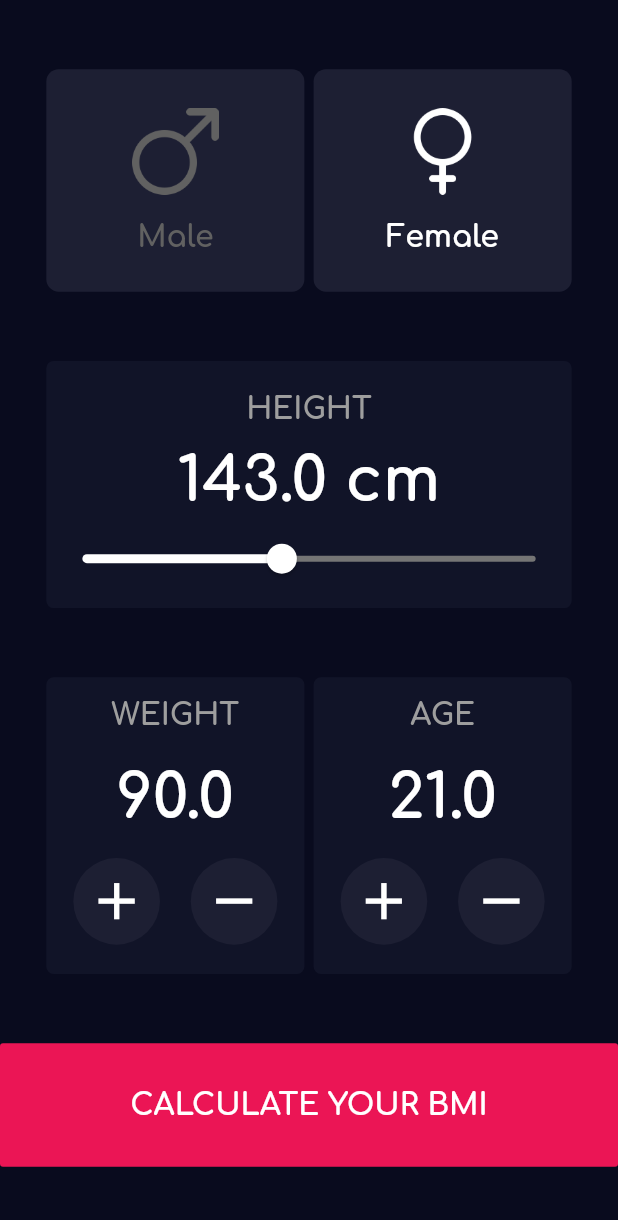
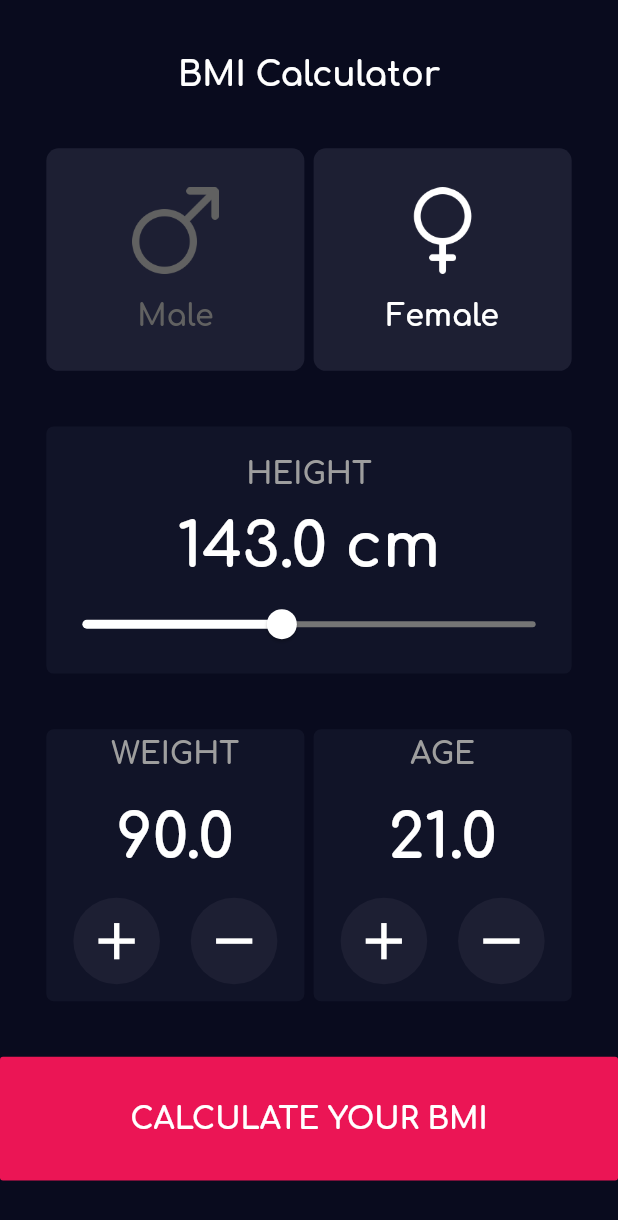
Before and after one commit to AbdallahNassar/BMI-Calculator, a Flutter app: the screen it shows after launch, after a tap on "RE-CALCULATE YOUR BMI", on a phone screen of 412 x 824 dp. Shown: the top 1220 px of the screen. Run offline on Flutter 3.47's test engine with Material 2 defaults, Android fonts, the light colour scheme and no system bars; our stand-ins replace google_fonts.

Commit message:
finiaized layout

```diff
--- a/bmi_calculator/lib/main.dart
+++ b/bmi_calculator/lib/main.dart
@@ -14,12 +14,12 @@ class BMICalculator extends StatelessWidget {
   Widget build(BuildContext context) {
     return MaterialApp(
       debugShowCheckedModeBanner: false,
-      theme: ThemeData(
+      theme: ThemeData.dark().copyWith(
           primaryColor: Color(0xFF090b1e),
           cardColor: Color(0xff111428),
           accentColor: Color(0xffeb1555),
           canvasColor: Color(0xFF1d1f33),
-          primarySwatch: Colors.blue,
+
           // This makes the visual density adapt to the platform that you run
           // the app on. For desktop platforms, the controls will be smaller and
           // closer together (more dense) than on mobile platforms.
--- a/bmi_calculator/lib/screens/home/components/height_slider.dart
+++ b/bmi_calculator/lib/screens/home/components/height_slider.dart
@@ -31,7 +31,7 @@ class _HeightSliderState extends State<HeightSlider> {
               '${Human.userHeight.toStringAsFixed(1)} cm',
               style: Theme.of(context).textTheme.headline1.copyWith(
                     fontSize: _mediaQuery.orientation == Orientation.landscape
-                        ? _mediaQuery.size.width * 0.05
+                        ? _mediaQuery.size.width * 0.024
                         : _mediaQuery.size.width * 0.1,
                   ),
             ),
--- a/bmi_calculator/lib/screens/home/components/parameter.dart
+++ b/bmi_calculator/lib/screens/home/components/parameter.dart
@@ -16,7 +16,7 @@ class Parameter extends StatelessWidget {
     final MediaQueryData _mediaQuery = MediaQuery.of(context);
     //==========================================================================
     return Container(
-      height: _mediaQuery.size.height * 0.24,
+      height: _mediaQuery.size.height * 0.22,
       width: _mediaQuery.size.width * 0.413,
       decoration: BoxDecoration(
         borderRadius: BorderRadius.circular(5),
--- a/bmi_calculator/lib/screens/home/components/parameter_data.dart
+++ b/bmi_calculator/lib/screens/home/components/parameter_data.dart
@@ -84,7 +84,7 @@ class _WeightDataState extends State<ParameterData> {
             '${widget.title == 'WEIGHT' ? Human.userWeight : Human.userAge}',
             style: Theme.of(context).textTheme.headline1.copyWith(
                   fontSize: _mediaQuery.orientation == Orientation.landscape
-                      ? _mediaQuery.size.width * 0.05
+                      ? _mediaQuery.size.width * 0.03
                       : _mediaQuery.size.width * 0.1,
                 ),
           ),
--- a/bmi_calculator/lib/screens/home/home_screen.dart
+++ b/bmi_calculator/lib/screens/home/home_screen.dart
@@ -1,6 +1,6 @@
+import 'package:bmi_calculator/widgets/app_title.dart';
 import 'package:flutter/material.dart';
 
-import '../../widgets/custom_app_bar.dart';
 import './components/height.dart';
 import '../../widgets/bmi_button.dart';
 import './components/gender_row.dart';
@@ -12,22 +12,13 @@ class HomeScreen extends StatelessWidget {
   //================================ Constructor ===============================
   @override
   Widget build(BuildContext context) {
-    //================================ Parameters ==============================
-    final MediaQueryData _mediaQuery = MediaQuery.of(context);
-    //==========================================================================
     return Scaffold(
       backgroundColor: Theme.of(context).primaryColor,
-      appBar: PreferredSize(
-        child: CustomAppBar(),
-        preferredSize: Size(double.infinity, _mediaQuery.padding.top),
-      ),
       body: SafeArea(
-        child: Container(
-          height: _mediaQuery.size.height,
-          width: _mediaQuery.size.width,
         child: Column(
           mainAxisAlignment: MainAxisAlignment.spaceEvenly,
           children: [
+            AppTitle(),
             GenderRow(),
             Height(),
             InfoRow(),
@@ -40,7 +31,6 @@ class HomeScreen extends StatelessWidget {
           ],
         ),
       ),
-      ),
     );
   }
 }
--- a/bmi_calculator/lib/screens/result/result_screen.dart
+++ b/bmi_calculator/lib/screens/result/result_screen.dart
@@ -1,8 +1,8 @@
 import 'package:flutter/material.dart';
 
+import '../../widgets/app_title.dart';
 import '../../screens/home/home_screen.dart';
 import '../../widgets/bmi_button.dart';
-import '../../widgets/custom_app_bar.dart';
 import './components/result_data.dart';
 
 class ResultScreen extends StatelessWidget {
@@ -18,10 +18,6 @@ class ResultScreen extends StatelessWidget {
 //==========================================================================
     return Scaffold(
       backgroundColor: Theme.of(context).primaryColor,
-      appBar: PreferredSize(
-        preferredSize: Size(double.infinity, _mediaQuery.padding.top),
-        child: CustomAppBar(),
-      ),
       body: SafeArea(
         child: Container(
           // to take the height & width of the parent, the safe area
@@ -30,6 +26,7 @@ class ResultScreen extends StatelessWidget {
           child: Column(
             mainAxisAlignment: MainAxisAlignment.spaceEvenly,
             children: [
+              AppTitle(),
               Container(
                 // color: Colors.white,
                 width: _mediaQuery.size.width * 0.85,
@@ -50,8 +47,10 @@ class ResultScreen extends StatelessWidget {
                 ),
               ),
               Container(
+                padding: EdgeInsets.symmetric(
+                    vertical: _mediaQuery.size.width * 0.01),
                 child: ResultData(),
-                height: _mediaQuery.size.height * 0.6,
+                height: _mediaQuery.size.height * 0.5,
                 width: _mediaQuery.size.width * 0.85,
                 decoration: BoxDecoration(
                   borderRadius: BorderRadius.circular(
--- /dev/null
+++ b/bmi_calculator/lib/widgets/app_title.dart
@@ -0,0 +1,24 @@
+import 'package:flutter/material.dart';
+
+class AppTitle extends StatelessWidget {
+  const AppTitle({Key key}) : super(key: key);
+
+  @override
+  Widget build(BuildContext context) {
+    //================================ Parameters ==============================
+    final MediaQueryData _mediaQuery = MediaQuery.of(context);
+    //==========================================================================
+    return Container(
+      height: _mediaQuery.orientation == Orientation.landscape
+          ? _mediaQuery.size.width * 0.03
+          : _mediaQuery.size.height * 0.03,
+      child: FittedBox(
+        fit: BoxFit.fitHeight,
+        child: Text(
+          'BMI Calculator',
+          style: Theme.of(context).textTheme.headline1,
+        ),
+      ),
+    );
+  }
+}
--- a/bmi_calculator/lib/widgets/custom_app_bar.dart
+++ /dev/null
@@ -1,19 +0,0 @@
-import 'package:flutter/material.dart';
-
-class CustomAppBar extends StatelessWidget {
-  const CustomAppBar({
-    Key key,
-  }) : super(key: key);
-
-  @override
-  Widget build(BuildContext context) {
-    return AppBar(
-      backgroundColor: Color(0xFF0A0D22),
-      title: Text(
-        'BMI CALCULATOR',
-        style: Theme.of(context).textTheme.headline1,
-      ),
-      leading: Icon(Icons.menu),
-    );
-  }
-}
```
Lines whose indentation alone changed are shown as unchanged.
